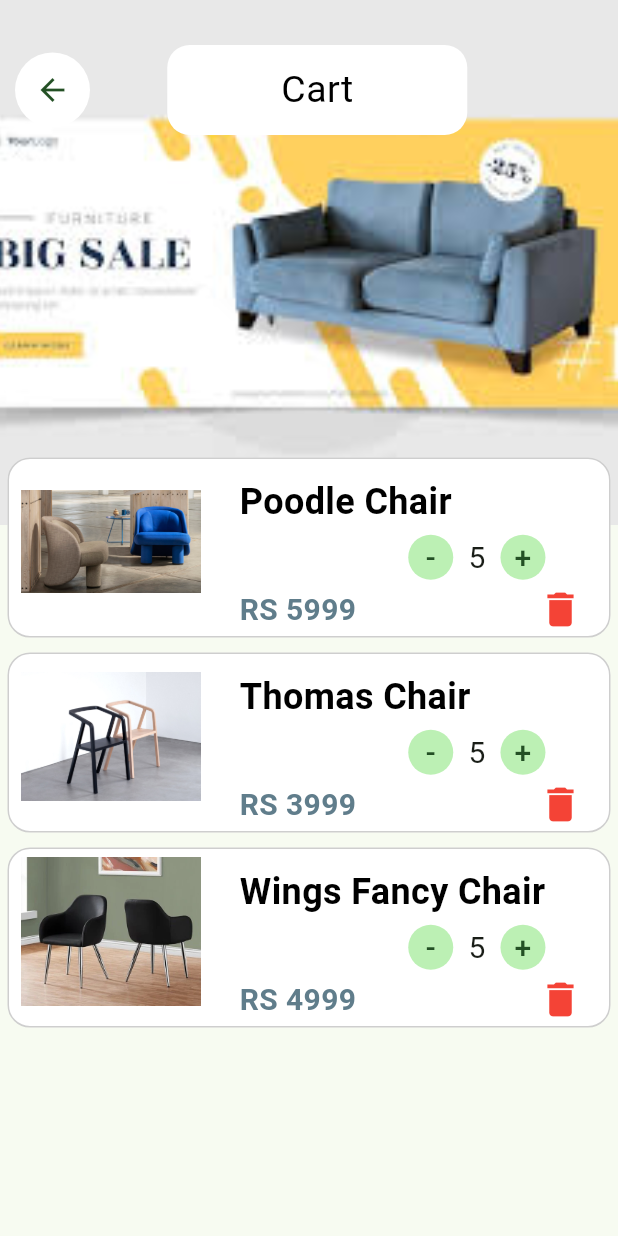
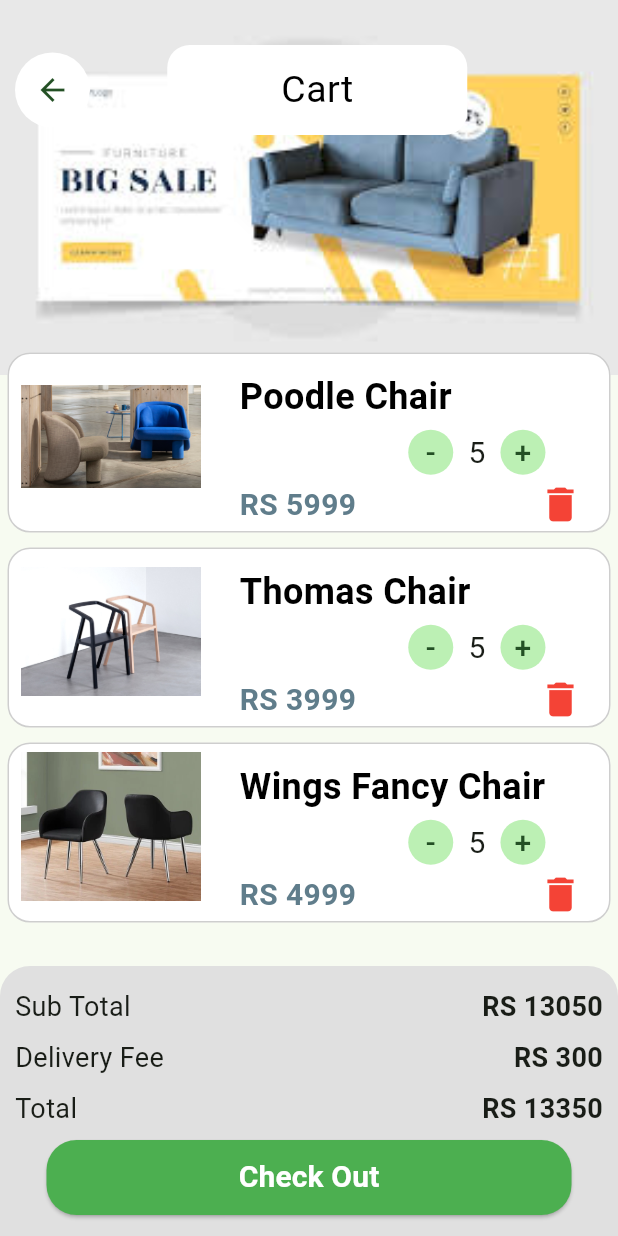
Before and after one commit to muhammadbuxb/interior_design_app_design, a Flutter app: the CartPage screen opened directly, on a phone screen of 412 x 824 dp. Run offline on Flutter 3.47's test engine with Material 3 defaults, Android fonts, the phone set to English and light mode, and no system bars; our stand-ins replace carousel_slider, flutter_rating_stars.

Commit message:
app final Ui complete

```diff
--- a/lib/pages/cart_page.dart
+++ b/lib/pages/cart_page.dart
@@ -1,6 +1,6 @@
 import 'package:flutter/material.dart';
+import 'package:interior_designer/pages/user_details_screen.dart';
 import 'package:interior_designer/resources/utiles.dart';
-
 import '../models/product_model.dart';
 
 class CartPage extends StatefulWidget {
@@ -16,7 +16,6 @@ class _CartPageState extends State<CartPage> {
         title: 'Poodle Chair',
         imageUrl: 'assets/poodle_chair.jpg',
         price: 5999),
-
     ProductModel(
         title: 'Thomas Chair',
         imageUrl: 'assets/thomas-chair.jpg',
@@ -30,28 +29,106 @@ class _CartPageState extends State<CartPage> {
   @override
   Widget build(BuildContext context) {
     return Scaffold(
+        bottomSheet: Container(
+            height: 180,
+            decoration: BoxDecoration(
+                color: Colors.grey.shade300,
+                borderRadius: BorderRadius.only(
+                  topLeft: Radius.circular(20),
+                  topRight: Radius.circular(20),
+                )
+                ),
+            padding: EdgeInsets.all(10),
+            child: Column(
+              mainAxisAlignment: MainAxisAlignment.spaceAround,
+              children: [
+                Row(
+                  mainAxisAlignment: MainAxisAlignment.spaceBetween,
+                  children: [
+                    Text(
+                      'Sub Total',
+                      style: TextStyle(fontSize: 18),
+                    ),
+                    Text(
+                      'RS 13050',
+                      style:
+                          TextStyle(fontSize: 18, fontWeight: FontWeight.bold),
+                    ),
+                  ],
+                ),
+                Row(
+                  mainAxisAlignment: MainAxisAlignment.spaceBetween,
+                  children: [
+                    Text(
+                      'Delivery Fee',
+                      style: TextStyle(fontSize: 18),
+                    ),
+                    Text(
+                      'RS 300',
+                      style:
+                          TextStyle(fontSize: 18, fontWeight: FontWeight.bold),
+                    ),
+                  ],
+                ),
+                Row(
+                  mainAxisAlignment: MainAxisAlignment.spaceBetween,
+                  children: [
+                    Text(
+                      'Total',
+                      style: TextStyle(fontSize: 18),
+                    ),
+                    Text(
+                      'RS 13350',
+                      style:
+                          TextStyle(fontSize: 18, fontWeight: FontWeight.bold),
+                    ),
+                  ],
+                ),
+                Container(
+                  width: 350,
+                  height: 50,
+                  child: ElevatedButton(
+                    onPressed: () {
+                      Navigator.push(context, MaterialPageRoute(builder: (context)=> UserDetailsScreen() ));
+                     },
+                    child: Text(
+                      "Check Out",
+                      style: TextStyle(
+                          color: Colors.white,
+                          fontSize: 20,
+                          fontWeight: FontWeight.bold),
+                    ),
+                    style: ElevatedButton.styleFrom(
+                        backgroundColor: AppUtiles.primaryColor,
+                        shape: RoundedRectangleBorder(
+                            borderRadius: BorderRadius.circular(20))),
+                  ),
+                ),
+
+              ],
+            )),
         body: Stack(children: [
           Image.asset(
             'assets/sale_4.jpeg',
             width: MediaQuery.of(context).size.width,
-        height: 350,
+            height: 250,
             fit: BoxFit.cover,
           ),
           ListView(children: [
-        SizedBox(
-          height: 300,
+            const SizedBox(
+              height: 230,
             ),
             ListView.builder(
               itemCount: Productlist.length,
               shrinkWrap: true,
-          physics: NeverScrollableScrollPhysics(),
+              physics: const NeverScrollableScrollPhysics(),
               itemBuilder: ((context, index) {
                 final product = Productlist[index];
                 return Container(
                   width: MediaQuery.of(context).size.width,
                   height: 120,
-              margin: EdgeInsets.all(5),
-              padding: EdgeInsets.symmetric(horizontal: 8),
+                  margin: const EdgeInsets.all(5),
+                  padding: const EdgeInsets.symmetric(horizontal: 8),
                   decoration: BoxDecoration(
                       border: Border.all(color: Colors.grey.withOpacity(0.5)),
                       borderRadius: BorderRadius.circular(15),
@@ -75,48 +152,63 @@ class _CartPageState extends State<CartPage> {
                             crossAxisAlignment: CrossAxisAlignment.start,
                             mainAxisAlignment: MainAxisAlignment.spaceAround,
                             children: [
-                          SizedBox(
+                              const SizedBox(
                                 height: 4,
                               ),
                               Text(
                                 product.title,
-                            style: TextStyle(
+                                style: const TextStyle(
                                     fontSize: 24,
                                     fontWeight: FontWeight.bold,
                                     color: Colors.black),
                               ),
-                          Row(
+                              const Row(
                                 crossAxisAlignment: CrossAxisAlignment.end,
                                 mainAxisAlignment: MainAxisAlignment.end,
                                 children: [
                                   CircleAvatar(
                                     radius: 15,
                                     child: Center(
-                                  child: Text('-', style: TextStyle(fontSize: 20),),
+                                      child: Text(
+                                        '-',
+                                        style: TextStyle(fontSize: 20),
                                       ),
                                     ),
-                              SizedBox(width: 10,),
-                             Text('5', style: TextStyle(fontSize: 20),),
-                               SizedBox(width: 10,),
+                                  ),
+                                  SizedBox(
+                                    width: 10,
+                                  ),
+                                  Text(
+                                    '5',
+                                    style: TextStyle(fontSize: 20),
+                                  ),
+                                  SizedBox(
+                                    width: 10,
+                                  ),
                                   CircleAvatar(
                                     radius: 15,
                                     child: Center(
-
-                                  child: Text('+', style: TextStyle(fontSize: 20),),
+                                      child: Text(
+                                        '+',
+                                        style: TextStyle(fontSize: 20),
                                       ),
                                     ),
-                               SizedBox(width: 25,),
+                                  ),
+                                  SizedBox(
+                                    width: 25,
+                                  ),
                                 ],
                               ),
                               Row(
-                            mainAxisAlignment: MainAxisAlignment.spaceBetween,
+                                mainAxisAlignment:
+                                    MainAxisAlignment.spaceBetween,
                                 children: [
                                   Text('RS ${product.price}',
                                       style: TextStyle(
                                           fontSize: 20,
                                           fontWeight: FontWeight.bold,
                                           color: AppUtiles.secondaryColor)),
-                              Icon(
+                                  const Icon(
                                     Icons.delete,
                                     color: Colors.red,
                                     size: 30,
@@ -132,7 +224,7 @@ class _CartPageState extends State<CartPage> {
             ),
           ]),
           Padding(
-        padding: EdgeInsets.fromLTRB(10, 30, 10, 10),
+            padding: const EdgeInsets.fromLTRB(10, 30, 10, 10),
             child: Row(
               mainAxisAlignment: MainAxisAlignment.start,
               children: [
@@ -141,7 +233,7 @@ class _CartPageState extends State<CartPage> {
                       onPressed: () {
                         Navigator.pop(context);
                       },
-                  icon: Icon(Icons.arrow_back)),
+                      icon: const Icon(Icons.arrow_back)),
                   radius: 25,
                   backgroundColor: Colors.white,
                 ),
@@ -154,7 +246,7 @@ class _CartPageState extends State<CartPage> {
                     decoration: BoxDecoration(
                         color: Colors.white,
                         borderRadius: BorderRadius.circular(15)),
-                child: Center(
+                    child: const Center(
                         child: Text(
                       'Cart',
                       style: TextStyle(fontSize: 25, color: Colors.black),
--- a/lib/resources/themes.dart
+++ b/lib/resources/themes.dart
@@ -1,5 +1,4 @@
 import 'package:flutter/material.dart';
-import 'package:interior_designer/resources/utiles.dart';
 
 class AppTheme {
   ThemeData lightTheme = ThemeData(
@@ -16,8 +15,8 @@ class AppTheme {
   ThemeData darkTheme = ThemeData(
     appBarTheme: const AppBarTheme(
       centerTitle: true,
-      backgroundColor: Colors.green,
-      foregroundColor: Colors.blueGrey,
+      backgroundColor: Colors.black,
+      foregroundColor: Colors.green,
       iconTheme: const IconThemeData(color: Colors.white),
     ),
   );
```
Also changed, not shown: lib/pages/user_details_screen.dart (added, +125 -0 lines). Lines whose indentation alone changed are shown as unchanged.
